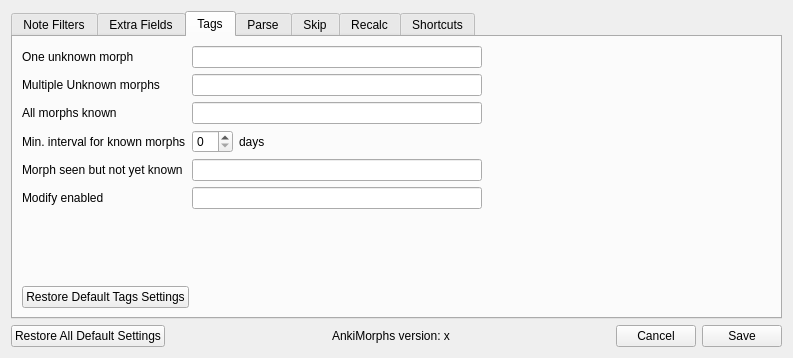
This is ankimorphs/ui/settings_dialog.ui in mortii/anki-morphs as Qt 5 draws it before an edit. The edited form follows.
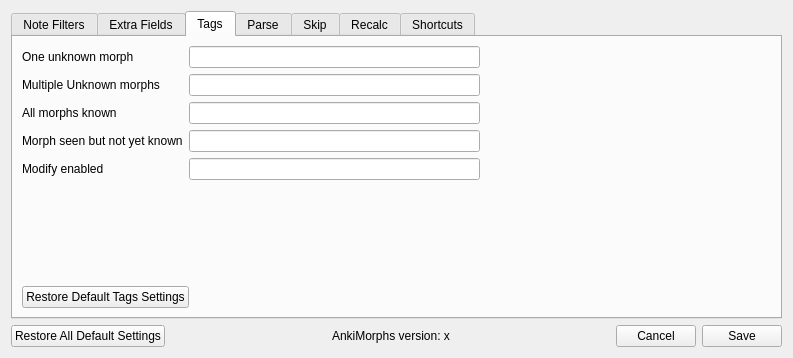
This is the edited form. The open tabs and pages were chosen to show the change.

Commit message: focus morph field successfully updates

```diff
--- a/ankimorphs/ui/settings_dialog.ui
+++ b/ankimorphs/ui/settings_dialog.ui
@@ -167,13 +167,6 @@
                  </property>
                 </widget>
                </item>
-               <item>
-                <widget class="QLabel" name="label_15">
-                 <property name="text">
-                  <string>Min. interval for known morphs</string>
-                 </property>
-                </widget>
-               </item>
                <item>
                 <widget class="QLabel" name="label">
                  <property name="text">
@@ -201,33 +194,6 @@
                <item>
                 <widget class="QLineEdit" name="known_tag_input"/>
                </item>
-               <item>
-                <layout class="QHBoxLayout" name="horizontalLayout_3">
-                 <item>
-                  <widget class="QSpinBox" name="spinBox"/>
-                 </item>
-                 <item>
-                  <widget class="QLabel" name="label_6">
-                   <property name="text">
-                    <string>days</string>
-                   </property>
-                  </widget>
-                 </item>
-                 <item>
-                  <spacer name="horizontalSpacer_10">
-                   <property name="orientation">
-                    <enum>Qt::Horizontal</enum>
-                   </property>
-                   <property name="sizeHint" stdset="0">
-                    <size>
-                     <width>40</width>
-                     <height>20</height>
-                    </size>
-                   </property>
-                  </spacer>
-                 </item>
-                </layout>
-               </item>
                <item>
                 <widget class="QLineEdit" name="learning_tag_input"/>
                </item>
```
Left out of the diff: 8 changed lines with no effect on the pictures. The commit also changes 8 other files.
